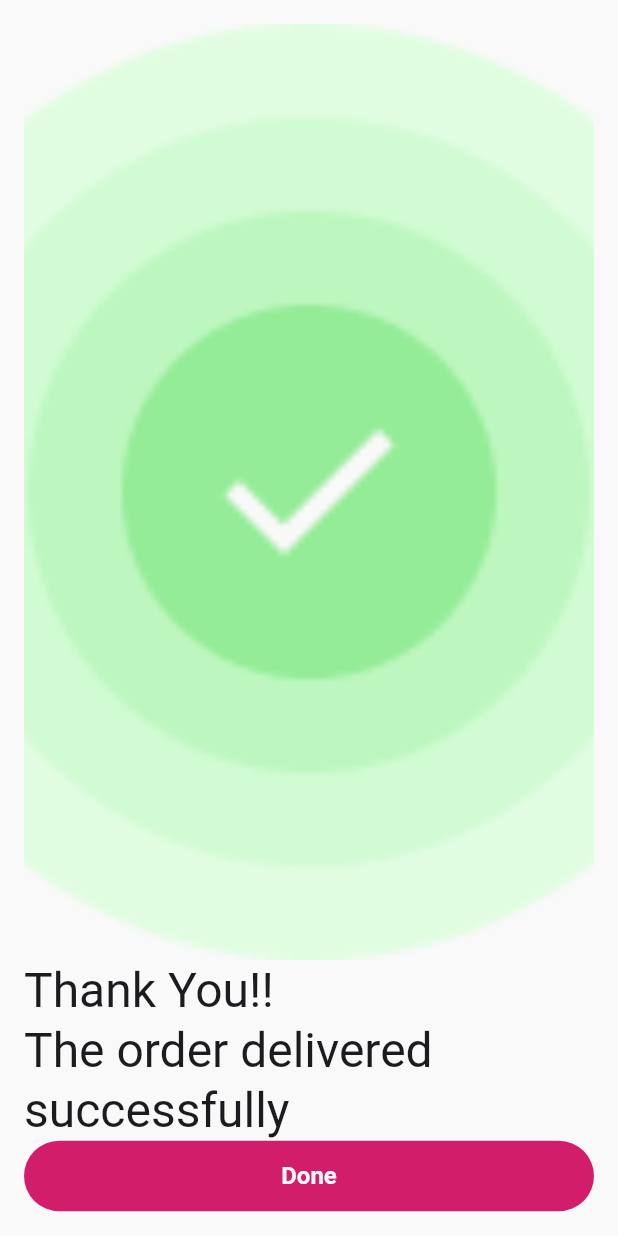
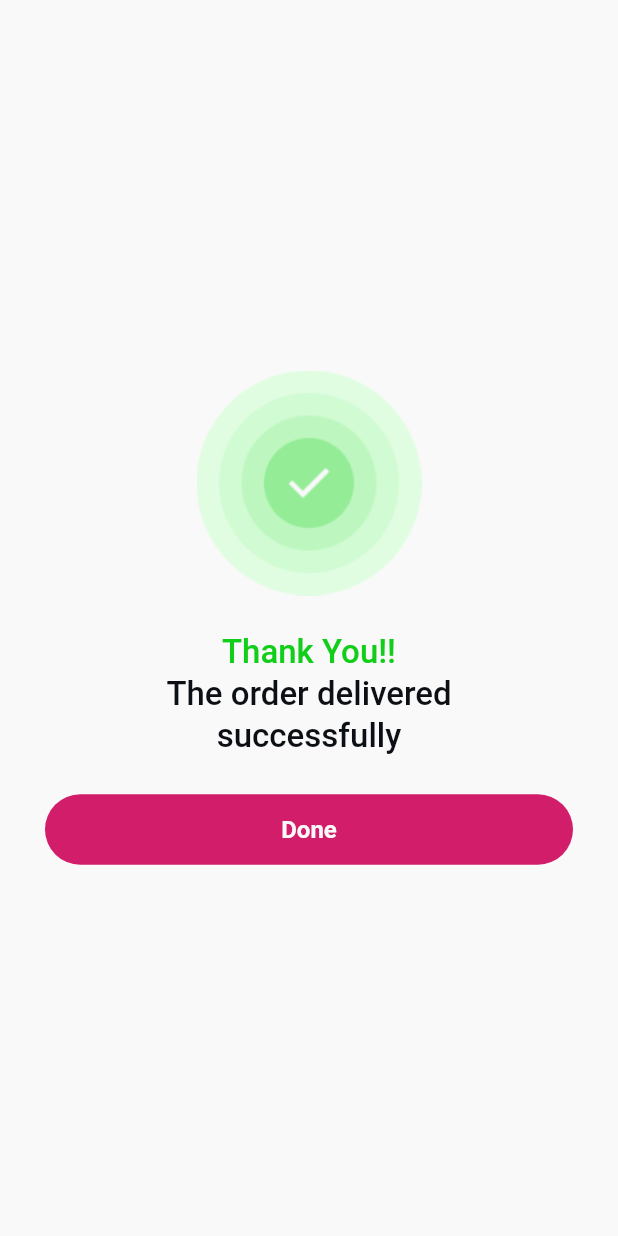
Before and after one commit to ahmedelazab1220/tracking_flower_app, a Flutter app: the SuccessScreen screen opened directly, on a phone screen of 412 x 824 dp. Run offline on Flutter 3.47's test engine with Material 3 defaults, Android fonts, the phone set to English and light mode, and no system bars; our stand-ins replace dio, easy_localization, equatable, flutter_bloc, flutter_screenutil, flutter_secure_storage and 10 more; accounts and stored records are empty; generated files the repository leaves out were written again.

Commit message:
refactor(success_screen): Update success screen layout and text
- Renamed `AppImages.successScreen` to `AppImages.successLogo` for clarity.
- Updated `AppRoutes` to use `successRoute` instead of `successScreen`.
- Modified the layout of the `SuccessScreen` to use `Center` for better alignment.
- Adjusted the size and fit of the success logo image.
- Updated text styles and alignment for "Thank You!!" and "The order delivered successfully" messages.
- Added line breaks to translation strings for better formatting in Arabic and English.

Signed-off-by: PeshoOReda <drmafiaemail13@gmail.com>

```diff
--- a/assets/translations/ar.json
+++ b/assets/translations/ar.json
@@ -83,7 +83,7 @@
     "DeliveredToTheUser": "تم التسليم للمستخدم",
     "Done": "تم",
     "YourLocation": "موقعك",
-    "TheOrderDeliveredSuccessfully": "تم تسليم الطلب بنجاح",
+    "TheOrderDeliveredSuccessfully": "تم تسليم الطلب\nبنجاح",
     "ThankYou": "شكرًا لك!!",
     "Completed": "مكتمل",
     "Cancelled": "ملغي",
--- a/assets/translations/en.json
+++ b/assets/translations/en.json
@@ -83,7 +83,7 @@
   "DeliveredToTheUser": "Delivered to the user",
   "Done": "Done",
   "YourLocation": "Your Location",
-  "TheOrderDeliveredSuccessfully": "The order delivered successfully",
+  "TheOrderDeliveredSuccessfully": "The order delivered\nsuccessfully",
   "ThankYou": "Thank You!!",
   "Completed": "Completed",
   "Cancelled": "Cancelled",
--- a/lib/core/assets/app_images.dart
+++ b/lib/core/assets/app_images.dart
@@ -4,5 +4,5 @@ class AppImages {
   static const String backgroundLogo = '${baseRoute}background_logo.png';
   static const String checkCircle = '${baseRoute}check_circle.png';
   static const String onBoardingLogo = '${baseRoute}onboarding_logo.png';
-  static const String successScreen = '${baseRoute}success_logo.png';
+  static const String successLogo = '${baseRoute}success_logo.png';
 }
--- a/lib/core/utils/routes/app_routes.dart
+++ b/lib/core/utils/routes/app_routes.dart
@@ -5,6 +5,7 @@ import '../../../features/forget_password/presentation/view/email_verification_s
 import '../../../features/forget_password/presentation/view/forget_password_screen.dart';
 import '../../../features/forget_password/presentation/view/reset_password_screen.dart';
 import '../../../features/login/presentation/view/screens/login_screen.dart';
+import '../../../features/success_screen/presentation/view/success_screen.dart';
 
 class AppRoutes {
   AppRoutes._();
@@ -15,9 +16,10 @@ class AppRoutes {
   static const String forgetPasswordRoute = "/forgetPassword";
   static const String resetPasswordRoute = '/reset-password';
   static const String emailVerificationRoute = '/email-verification';
-  static const String successScreen = '/successScreen';
+  static const String successRoute = '/success';
   static Map<String, Widget Function(BuildContext)> routes = {
     onBoardingRoute: (context) => const OnBoardingScreen(),
+    successRoute: (context) => const SuccessScreen(),
     loginRoute: (context) => const LoginScreen(),
     forgetPasswordRoute: (context) => const ForgetPasswordScreen(),
     resetPasswordRoute: (context) {
--- a/lib/features/success_screen/presentation/view/success_screen.dart
+++ b/lib/features/success_screen/presentation/view/success_screen.dart
@@ -1,5 +1,6 @@
 import 'package:easy_localization/easy_localization.dart';
 import 'package:flutter/material.dart';
+import 'package:tracking_flower_app/core/assets/app_colors.dart';
 
 import '../../../../core/assets/app_images.dart';
 import '../../../../core/utils/l10n/locale_keys.g.dart';
@@ -10,30 +11,36 @@ class SuccessScreen extends StatelessWidget {
   @override
   Widget build(BuildContext context) {
     return Scaffold(
-      body: Padding(
-        padding: const EdgeInsets.all(16.0),
-        child: Align(
-          alignment: Alignment.center,
-          child: Center(
+      body: Center(
+        child: Padding(
+          padding: const EdgeInsets.all(30.0),
           child: Column(
             mainAxisAlignment: MainAxisAlignment.center,
             crossAxisAlignment: CrossAxisAlignment.stretch,
             children: [
-                Expanded(
-                  flex: 4,
-                  child: Image.asset(
-                    AppImages.successScreen,
-                    fit: BoxFit.cover,
+              Image.asset(
+                AppImages.successLogo,
+                fit: BoxFit.contain,
+                height: 150,
+                width: 150,
               ),
-                ),
+              const SizedBox(height: 24),
               Text(
                 tr(LocaleKeys.ThankYou),
-                  style: Theme.of(context).textTheme.headlineLarge,
+                style: Theme.of(context).textTheme.titleLarge?.copyWith(
+                  fontWeight: FontWeight.w500,
+                  color: AppColors.green,
+                ),
+                textAlign: TextAlign.center,
               ),
               Text(
                 tr(LocaleKeys.TheOrderDeliveredSuccessfully),
-                  style: Theme.of(context).textTheme.headlineLarge,
+                style: Theme.of(
+                  context,
+                ).textTheme.titleLarge?.copyWith(fontWeight: FontWeight.w500),
+                textAlign: TextAlign.center,
               ),
+              const SizedBox(height: 24),
               ElevatedButton(
                 onPressed: () {},
                 child: Text(tr(LocaleKeys.Done)),
@@ -42,7 +49,6 @@ class SuccessScreen extends StatelessWidget {
           ),
         ),
       ),
-      ),
     );
   }
 }
```
Lines whose indentation alone changed are shown as unchanged.
